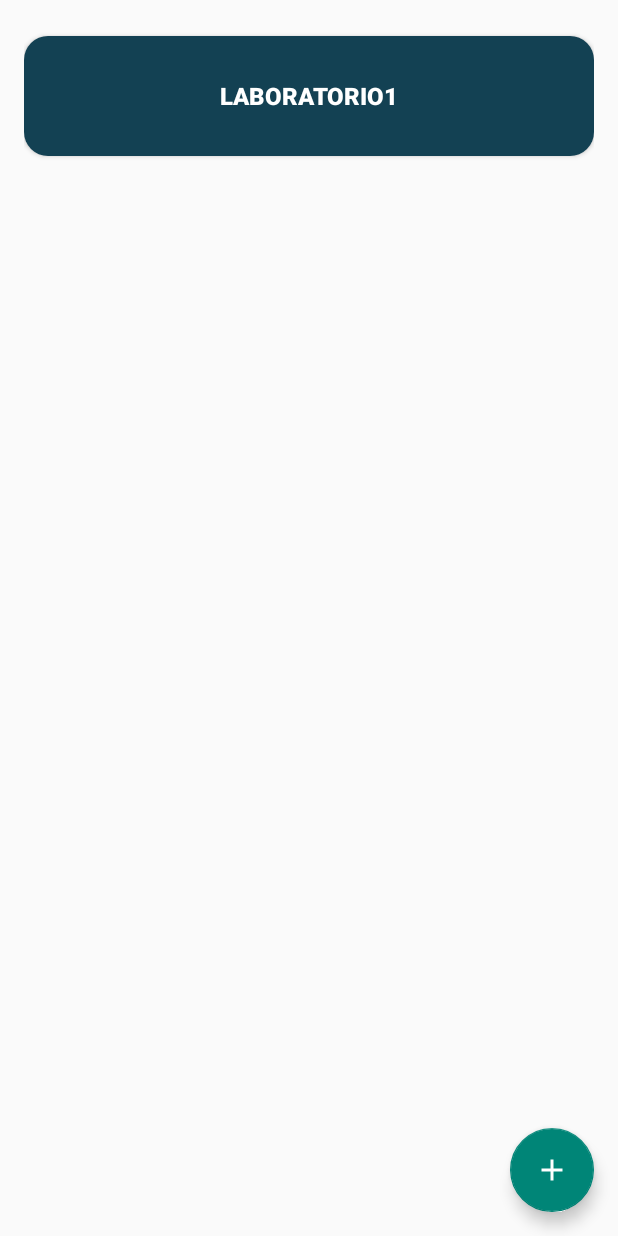
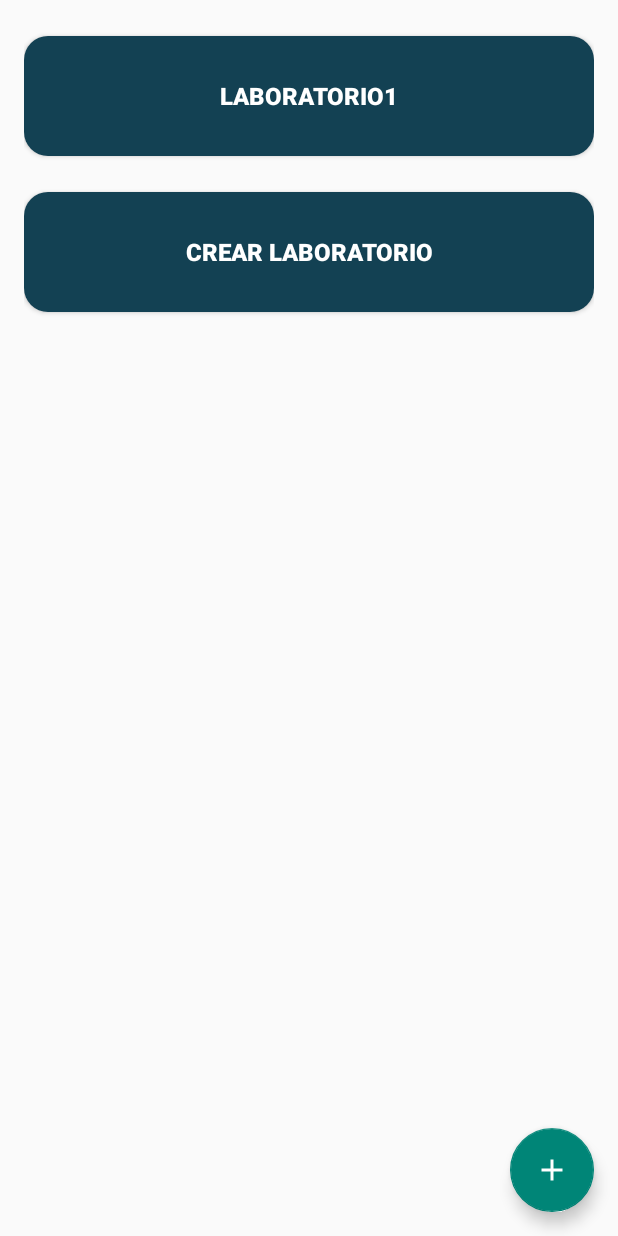
Before and after one commit to amst-fiec/2T2020-Inventario-de-articulos-de-laboratorio-v2.0, an Android app: the LaboratoriosActivity screen opened directly, with no data from a screen before it, on a phone screen of 412 x 824 dp. Run offline under Robolectric (Android 15) with nearby library versions, the light colour scheme and no system bars.

Commit message:
Implementación del botón "Crear Laboratorio"

```diff
--- a/app/src/main/java/com/example/labstock/LaboratoriosActivity.java
+++ b/app/src/main/java/com/example/labstock/LaboratoriosActivity.java
@@ -23,4 +23,10 @@ public class LaboratoriosActivity extends AppCompatActivity {
         Intent intent = new Intent(context, EquiposActivity.class);
         startActivity(intent);
     }
+
+    //Crear laboratorio formulario
+    public void crearLab(View view) {
+        Intent intent = new Intent(context, registro_laboratorio.class);
+        startActivity(intent);
+    }
 }
--- a/app/src/main/res/layout/activity_laboratorios.xml
+++ b/app/src/main/res/layout/activity_laboratorios.xml
@@ -31,6 +31,7 @@
 
         <Button
 
+            android:id="@+id/button"
             android:layout_width="match_parent"
             android:layout_height="80dp"
             android:layout_marginTop="24dp"
@@ -41,6 +42,19 @@
             android:textSize="16sp"
             android:textStyle="bold" />
 
+        <Button
+
+            android:id="@+id/crearLab"
+            android:layout_width="match_parent"
+            android:layout_height="80dp"
+            android:layout_marginTop="24dp"
+            android:background="@drawable/btn_active"
+            android:onClick="crearLab"
+            android:text="Crear laboratorio"
+            android:textColor="@color/white"
+            android:textSize="16sp"
+            android:textStyle="bold" />
+
     </LinearLayout>
 
 </androidx.constraintlayout.widget.ConstraintLayout>
```
Also changed, not shown: app/src/main/java/com/example/labstock/registro_laboratorio.java (+12 -0 lines).
